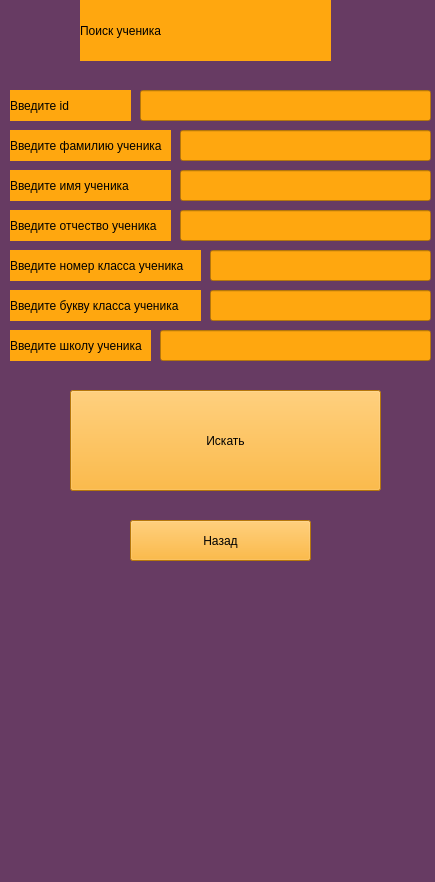
The window that data/searching_student.ui (geoiva05/clever_placing) describes before a commit, drawn with Qt 5.
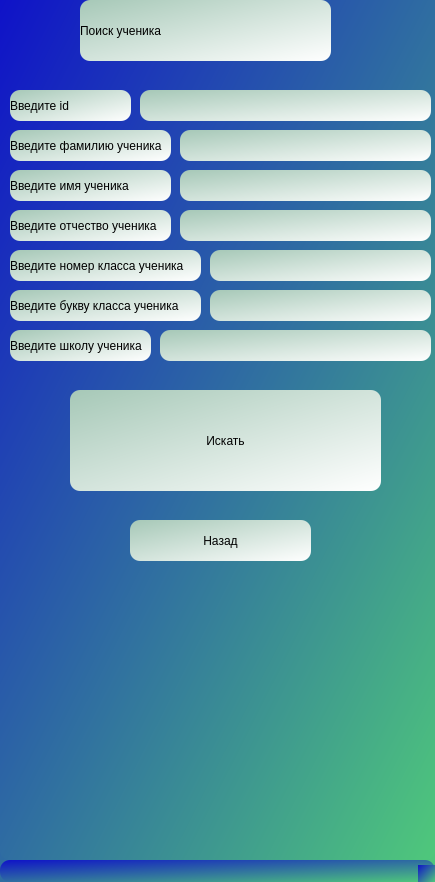
The same window after the commit.

What changed in the file:
```diff
--- a/data/searching_student.ui
+++ b/data/searching_student.ui
@@ -14,7 +14,8 @@
    <string>MainWindow</string>
   </property>
   <property name="styleSheet">
-   <string notr="true">background-color: rgb(103, 59, 99);</string>
+   <string notr="true">background-color: qlineargradient(spread:pad, x1:0, y1:0, x2:1, y2:1, stop:0 rgba(15, 18, 200, 255), stop:1 rgba(79, 200, 123, 255));
+border-radius: 10px;</string>
   </property>
   <widget class="QWidget" name="centralwidget">
    <widget class="QLineEdit" name="class_number">
@@ -27,7 +28,7 @@
      </rect>
     </property>
     <property name="styleSheet">
-     <string notr="true">background-color: rgb(255, 167, 15);</string>
+     <string notr="true">background-color: qlineargradient(spread:pad, x1:0, y1:0, x2:1, y2:1, stop:0 rgba(166, 200, 183, 255), stop:1 rgba(255, 255, 255, 255));</string>
     </property>
    </widget>
    <widget class="QLineEdit" name="class_char">
@@ -40,7 +41,7 @@
      </rect>
     </property>
     <property name="styleSheet">
-     <string notr="true">background-color: rgb(255, 167, 15);</string>
+     <string notr="true">background-color: qlineargradient(spread:pad, x1:0, y1:0, x2:1, y2:1, stop:0 rgba(166, 200, 183, 255), stop:1 rgba(255, 255, 255, 255));</string>
     </property>
     <property name="text">
      <string/>
@@ -56,7 +57,7 @@
      </rect>
     </property>
     <property name="styleSheet">
-     <string notr="true">background-color: rgb(255, 167, 15);</string>
+     <string notr="true">background-color: qlineargradient(spread:pad, x1:0, y1:0, x2:1, y2:1, stop:0 rgba(166, 200, 183, 255), stop:1 rgba(255, 255, 255, 255));</string>
     </property>
     <property name="text">
      <string>Введите номер класса ученика</string>
@@ -72,7 +73,7 @@
      </rect>
     </property>
     <property name="styleSheet">
-     <string notr="true">background-color: rgb(255, 167, 15);</string>
+     <string notr="true">background-color: qlineargradient(spread:pad, x1:0, y1:0, x2:1, y2:1, stop:0 rgba(166, 200, 183, 255), stop:1 rgba(255, 255, 255, 255));</string>
     </property>
     <property name="text">
      <string>Введите букву класса ученика</string>
@@ -94,7 +95,7 @@
      <string>&lt;html&gt;&lt;head/&gt;&lt;body&gt;&lt;p align=&quot;center&quot;&gt;Редактирование ученика&lt;/p&gt;&lt;/body&gt;&lt;/html&gt;</string>
     </property>
     <property name="styleSheet">
-     <string notr="true">background-color: rgb(255, 167, 15);</string>
+     <string notr="true">background-color: qlineargradient(spread:pad, x1:0, y1:0, x2:1, y2:1, stop:0 rgba(166, 200, 183, 255), stop:1 rgba(255, 255, 255, 255));</string>
     </property>
     <property name="text">
      <string>Поиск ученика</string>
@@ -110,7 +111,7 @@
      </rect>
     </property>
     <property name="styleSheet">
-     <string notr="true">background-color: rgb(255, 167, 15);</string>
+     <string notr="true">background-color: qlineargradient(spread:pad, x1:0, y1:0, x2:1, y2:1, stop:0 rgba(166, 200, 183, 255), stop:1 rgba(255, 255, 255, 255));</string>
     </property>
    </widget>
    <widget class="QLineEdit" name="name">
@@ -123,7 +124,7 @@
      </rect>
     </property>
     <property name="styleSheet">
-     <string notr="true">background-color: rgb(255, 167, 15);</string>
+     <string notr="true">background-color: qlineargradient(spread:pad, x1:0, y1:0, x2:1, y2:1, stop:0 rgba(166, 200, 183, 255), stop:1 rgba(255, 255, 255, 255));</string>
     </property>
    </widget>
    <widget class="QLineEdit" name="second_name">
@@ -136,7 +137,7 @@
      </rect>
     </property>
     <property name="styleSheet">
-     <string notr="true">background-color: rgb(255, 167, 15);</string>
+     <string notr="true">background-color: qlineargradient(spread:pad, x1:0, y1:0, x2:1, y2:1, stop:0 rgba(166, 200, 183, 255), stop:1 rgba(255, 255, 255, 255));</string>
     </property>
    </widget>
    <widget class="QLabel" name="label_3">
@@ -149,7 +150,7 @@
      </rect>
     </property>
     <property name="styleSheet">
-     <string notr="true">background-color: rgb(255, 167, 15);</string>
+     <string notr="true">background-color: qlineargradient(spread:pad, x1:0, y1:0, x2:1, y2:1, stop:0 rgba(166, 200, 183, 255), stop:1 rgba(255, 255, 255, 255));</string>
     </property>
     <property name="text">
      <string>Введите фамилию ученика</string>
@@ -165,7 +166,7 @@
      </rect>
     </property>
     <property name="styleSheet">
-     <string notr="true">background-color: rgb(255, 167, 15);</string>
+     <string notr="true">background-color: qlineargradient(spread:pad, x1:0, y1:0, x2:1, y2:1, stop:0 rgba(166, 200, 183, 255), stop:1 rgba(255, 255, 255, 255));</string>
     </property>
     <property name="text">
      <string>Введите имя ученика</string>
@@ -181,7 +182,7 @@
      </rect>
     </property>
     <property name="styleSheet">
-     <string notr="true">background-color: rgb(255, 167, 15);</string>
+     <string notr="true">background-color: qlineargradient(spread:pad, x1:0, y1:0, x2:1, y2:1, stop:0 rgba(166, 200, 183, 255), stop:1 rgba(255, 255, 255, 255));</string>
     </property>
     <property name="text">
      <string>Введите отчество ученика</string>
@@ -197,7 +198,7 @@
      </rect>
     </property>
     <property name="styleSheet">
-     <string notr="true">background-color: rgb(255, 167, 15);</string>
+     <string notr="true">background-color: qlineargradient(spread:pad, x1:0, y1:0, x2:1, y2:1, stop:0 rgba(166, 200, 183, 255), stop:1 rgba(255, 255, 255, 255));</string>
     </property>
     <property name="text">
      <string>Введите id</string>
@@ -213,7 +214,7 @@
      </rect>
     </property>
     <property name="styleSheet">
-     <string notr="true">background-color: rgb(255, 167, 15);</string>
+     <string notr="true">background-color: qlineargradient(spread:pad, x1:0, y1:0, x2:1, y2:1, stop:0 rgba(166, 200, 183, 255), stop:1 rgba(255, 255, 255, 255));</string>
     </property>
    </widget>
    <widget class="QPushButton" name="finish">
@@ -226,7 +227,7 @@
      </rect>
     </property>
     <property name="styleSheet">
-     <string notr="true">background-color: rgb(255, 167, 15);</string>
+     <string notr="true">background-color: qlineargradient(spread:pad, x1:0, y1:0, x2:1, y2:1, stop:0 rgba(166, 200, 183, 255), stop:1 rgba(255, 255, 255, 255));</string>
     </property>
     <property name="text">
      <string>Искать</string>
@@ -242,7 +243,7 @@
      </rect>
     </property>
     <property name="styleSheet">
-     <string notr="true">background-color: rgb(255, 167, 15);</string>
+     <string notr="true">background-color: qlineargradient(spread:pad, x1:0, y1:0, x2:1, y2:1, stop:0 rgba(166, 200, 183, 255), stop:1 rgba(255, 255, 255, 255));</string>
     </property>
     <property name="text">
      <string>Введите школу ученика</string>
@@ -258,7 +259,7 @@
      </rect>
     </property>
     <property name="styleSheet">
-     <string notr="true">background-color: rgb(255, 167, 15);</string>
+     <string notr="true">background-color: qlineargradient(spread:pad, x1:0, y1:0, x2:1, y2:1, stop:0 rgba(166, 200, 183, 255), stop:1 rgba(255, 255, 255, 255));</string>
     </property>
    </widget>
    <widget class="QPushButton" name="back">
@@ -271,7 +272,7 @@
      </rect>
     </property>
     <property name="styleSheet">
-     <string notr="true">background-color: rgb(255, 167, 15);</string>
+     <string notr="true">background-color: qlineargradient(spread:pad, x1:0, y1:0, x2:1, y2:1, stop:0 rgba(166, 200, 183, 255), stop:1 rgba(255, 255, 255, 255));</string>
     </property>
     <property name="text">
      <string>Назад</string>
```
Left out of the diff: 2 changed lines with no effect on the pictures.
